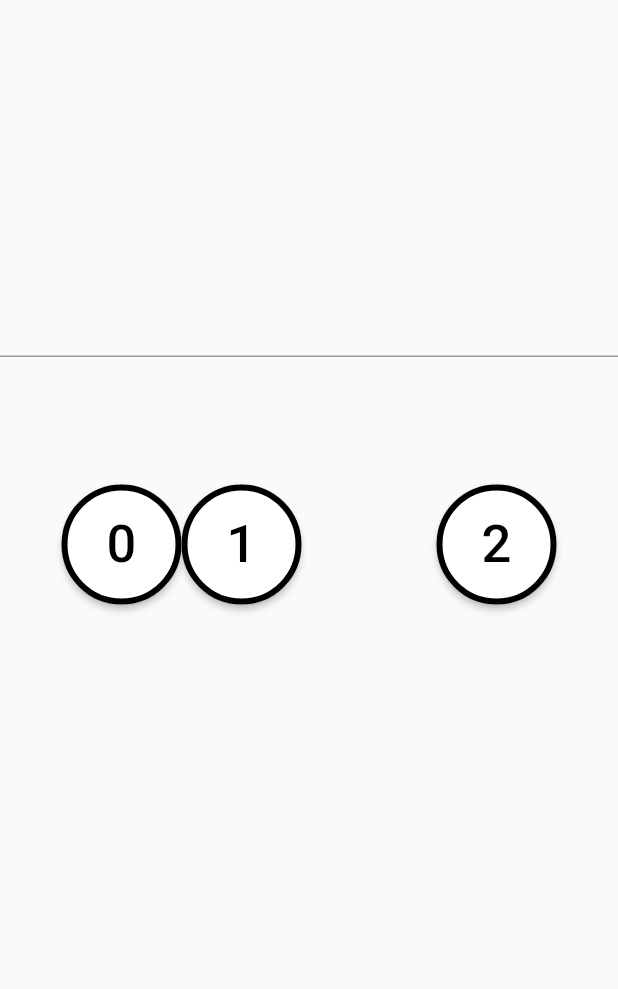
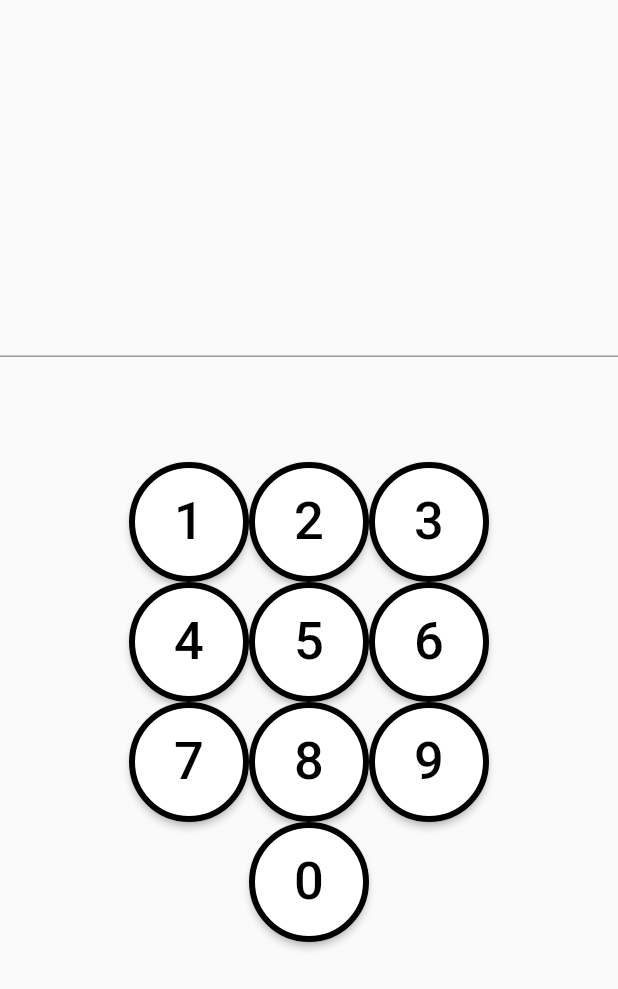
Before and after one commit to itumo-arigatone/simple_binary_converter, a Flutter app: the screen it shows after launch, swiped to page 2, on a phone screen of 412 x 824 dp. Shown: the top 989 px of the screen. Run offline on Flutter 3.47's test engine with Material 2 defaults, Android fonts, the phone set to English and light mode, and no system bars.

Commit message:
0から9のキーに対応

```diff
--- a/lib/main.dart
+++ b/lib/main.dart
@@ -96,7 +96,7 @@ class _MyHomePageState extends State<MyHomePage> {
   ElevatedButton numButton(String num) {
     return ElevatedButton(
       child: buttonStyle(num),
-      onPressed: num == "0" ? _inputZero : _inputOne,
+      onPressed: () => _setNumber(num),
       style: ElevatedButton.styleFrom(
         fixedSize: Size(80, 80),
         primary: Colors.white,
@@ -118,15 +118,9 @@ class _MyHomePageState extends State<MyHomePage> {
     });
   }
 
-  void _inputZero() {
+  void _setNumber(String recieveNum) {
     setState(() {
-      _number += "0";
-    });
-  }
-
-  void _inputOne() {
-    setState(() {
-      _number += "1";
+      _number += recieveNum;
     });
   }
 
@@ -205,6 +199,74 @@ class _MyHomePageState extends State<MyHomePage> {
               if (direction == DismissDirection.up) {
                 _clearNum();
               } else {
+                _setResult(calculation.ConvertDecimalToBinary("$_number"));
+              }
+              return;
+            },
+            child: Column(
+              children: <Widget>[
+                Padding(padding: EdgeInsets.only(bottom: 70)),
+                Container(
+                  height: 50,
+                  color: Colors.orange,
+                  child: Text(
+                    "$_convertResult",
+                    style: TextStyle(
+                      fontSize: 30,
+                    ),
+                  ),
+                ),
+                Padding(padding: EdgeInsets.only(top: 70)),
+                TextField(
+                  textAlign: TextAlign.center,
+                  enabled: true,
+                  onChanged: _handleText,
+                  controller: TextEditingController(
+                    text: '$_number',
+                  ),
+                ),
+                Padding(padding: EdgeInsets.only(top: 70)),
+                Row(
+                  mainAxisAlignment: MainAxisAlignment.center,
+                  children: <Widget>[
+                    numButton("1"),
+                    numButton("2"),
+                    numButton("3"),
+                  ],
+                ),
+                Row(
+                  mainAxisAlignment: MainAxisAlignment.center,
+                  children: <Widget>[
+                    numButton("4"),
+                    numButton("5"),
+                    numButton("6"),
+                  ],
+                ),
+                Row(
+                    mainAxisAlignment: MainAxisAlignment.center,
+                    children: <Widget>[
+                      numButton("7"),
+                      numButton("8"),
+                      numButton("9"),
+                    ]),
+                Row(
+                  mainAxisAlignment: MainAxisAlignment.center,
+                  children: <Widget>[
+                    numButton("0"),
+                  ],
+                ),
+              ],
+            ),
+          ),
+        ),
+        Scaffold(
+          body: Dismissible(
+            key: Key('key1'),
+            direction: DismissDirection.vertical,
+            confirmDismiss: (direction) async {
+              if (direction == DismissDirection.up) {
+                _clearNum();
+              } else {
                 _setResult(calculation.ConvertBinaryToHex("$_number"));
               }
               return;
@@ -235,10 +297,12 @@ class _MyHomePageState extends State<MyHomePage> {
                     mainAxisAlignment: MainAxisAlignment.center,
                     children: <Widget>[
                       Padding(padding: EdgeInsets.only(top: 250)),
-                      numButton("0"),
-                      numButton("1"),
-                      Padding(padding: EdgeInsets.only(left: 90)),
-                      numButton("2"),
+                      numButton("a"),
+                      numButton("b"),
+                      numButton("c"),
+                      numButton("d"),
+                      numButton("e"),
+                      numButton("f"),
                     ]),
               ],
             ),
```
